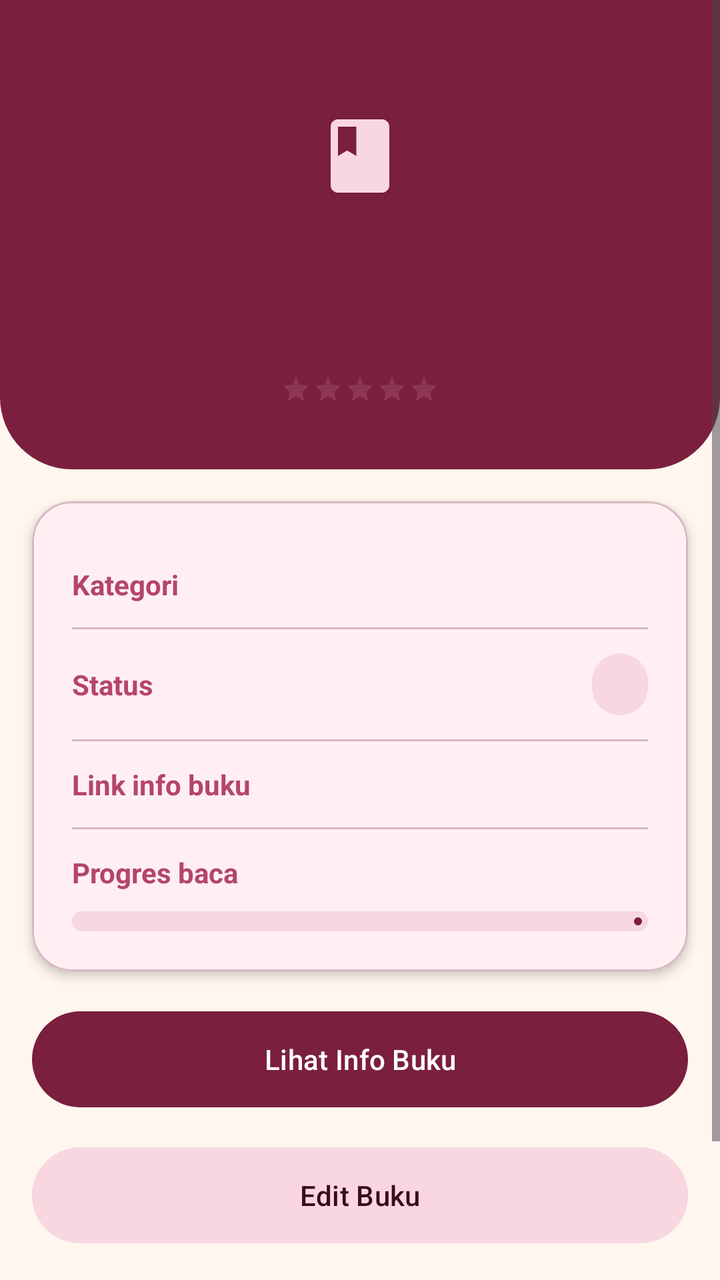
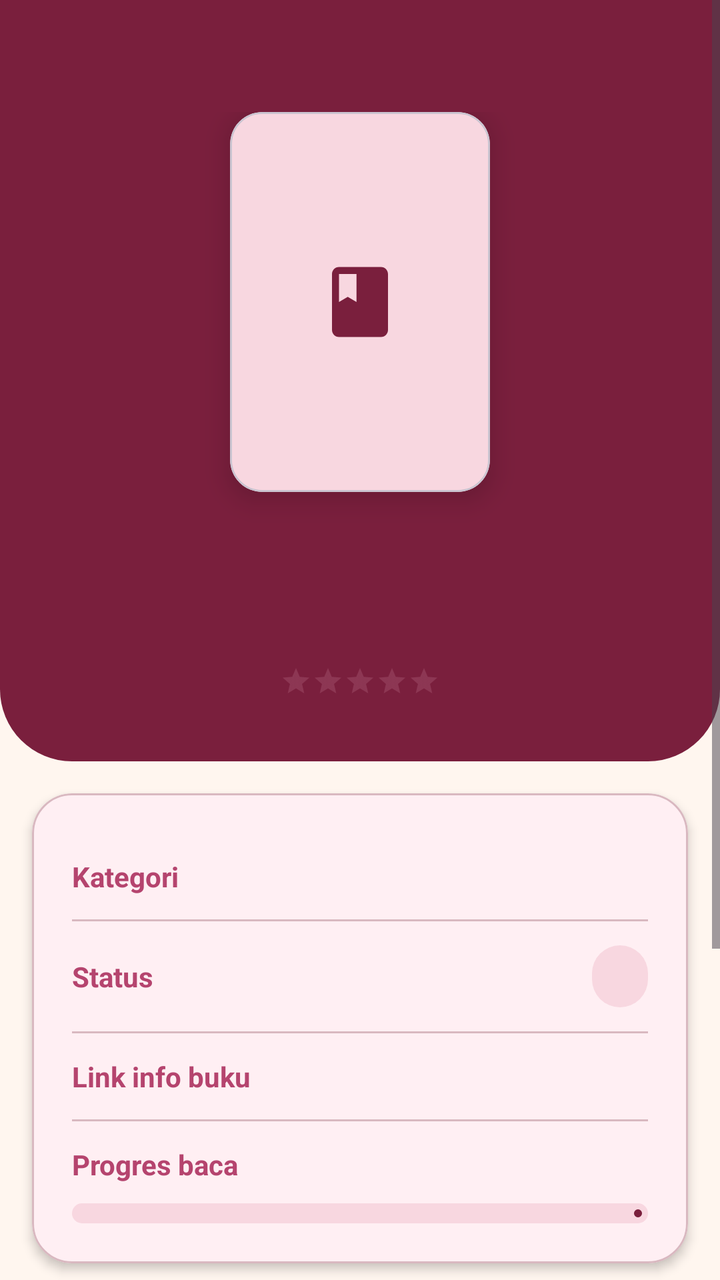

The first picture is an Android layout as it rendered before a commit; the second is the same layout after the commit. The layout source and the unified diff follow.
<!-- AndroidManifest.xml: application theme Theme.KoleksiBacaan -->
<!-- res/layout/activity_book_detail.xml -->
<?xml version="1.0" encoding="utf-8"?>
<ScrollView xmlns:android="http://schemas.android.com/apk/res/android"
    xmlns:app="http://schemas.android.com/apk/res-auto"
    xmlns:tools="http://schemas.android.com/tools"
    android:id="@+id/main"
    android:layout_width="match_parent"
    android:layout_height="match_parent"
    android:background="@color/kb_background"
    android:fillViewport="true"
    tools:context=".BookDetailActivity">

    <LinearLayout
        android:layout_width="match_parent"
        android:layout_height="wrap_content"
        android:orientation="vertical">

        
        <LinearLayout
            android:layout_width="match_parent"
            android:layout_height="wrap_content"
            android:background="@drawable/bg_header"
            android:gravity="center_horizontal"
            android:orientation="vertical"
            android:paddingHorizontal="24dp"
            android:paddingTop="56dp"
            android:paddingBottom="32dp">

            <ImageView
                android:layout_width="44dp"
                android:layout_height="44dp"
                android:importantForAccessibility="no"
                android:src="@drawable/ic_book"
                android:tint="@color/kb_primary_container" />

            <TextView
                android:id="@+id/tvJudul"
                android:layout_width="match_parent"
                android:layout_height="wrap_content"
                android:layout_marginTop="12dp"
                android:fontFamily="serif"
                android:gravity="center"
                android:textColor="@android:color/white"
                android:textSize="26sp"
                android:textStyle="bold" />

            <TextView
                android:id="@+id/tvPenulis"
                android:layout_width="match_parent"
                android:layout_height="wrap_content"
                android:layout_marginTop="4dp"
                android:fontFamily="serif"
                android:gravity="center"
                android:textColor="@color/kb_primary_container"
                android:textSize="16sp"
                android:textStyle="italic" />

            <RatingBar
                android:id="@+id/ratingBar"
                style="?android:attr/ratingBarStyleSmall"
                android:layout_width="wrap_content"
                android:layout_height="wrap_content"
                android:layout_marginTop="14dp"
                android:isIndicator="true"
                android:numStars="5"
                android:progressBackgroundTint="#C27A93"
                android:progressTint="#FFD6E0"
                android:stepSize="0.5" />
        </LinearLayout>

        
        <com.google.android.material.card.MaterialCardView
            style="@style/Widget.Material3.CardView.Elevated"
            android:layout_width="match_parent"
            android:layout_height="wrap_content"
            android:layout_margin="16dp"
            app:cardBackgroundColor="@color/kb_card"
            app:cardCornerRadius="20dp"
            app:cardElevation="3dp"
            app:strokeColor="@color/kb_outline"
            app:strokeWidth="1dp">

            <LinearLayout
                android:layout_width="match_parent"
                android:layout_height="wrap_content"
                android:orientation="vertical"
                android:padding="20dp">

                <LinearLayout
                    android:layout_width="match_parent"
                    android:layout_height="wrap_content"
                    android:gravity="center_vertical"
                    android:orientation="horizontal"
                    android:paddingVertical="12dp">

                    <TextView
                        android:layout_width="0dp"
                        android:layout_height="wrap_content"
                        android:layout_weight="1"
                        android:text="@string/label_kategori"
                        android:textColor="@color/kb_accent"
                        android:textStyle="bold" />

                    <TextView
                        android:id="@+id/tvKategori"
                        android:layout_width="0dp"
                        android:layout_height="wrap_content"
                        android:layout_weight="2"
                        android:gravity="end"
                        android:textColor="@color/kb_on_surface" />
                </LinearLayout>

                <View
                    android:layout_width="match_parent"
                    android:layout_height="1dp"
                    android:background="@color/kb_outline" />

                <LinearLayout
                    android:layout_width="match_parent"
                    android:layout_height="wrap_content"
                    android:gravity="center_vertical"
                    android:orientation="horizontal"
                    android:paddingVertical="12dp">

                    <TextView
                        android:layout_width="0dp"
                        android:layout_height="wrap_content"
                        android:layout_weight="1"
                        android:text="@string/label_status"
                        android:textColor="@color/kb_accent"
                        android:textStyle="bold" />

                    <TextView
                        android:id="@+id/tvStatus"
                        android:layout_width="wrap_content"
                        android:layout_height="wrap_content"
                        android:background="@drawable/bg_badge"
                        android:paddingHorizontal="14dp"
                        android:paddingVertical="6dp"
                        android:textColor="@color/kb_on_primary_container"
                        android:textStyle="bold" />
                </LinearLayout>

                <View
                    android:layout_width="match_parent"
                    android:layout_height="1dp"
                    android:background="@color/kb_outline" />

                <LinearLayout
                    android:layout_width="match_parent"
                    android:layout_height="wrap_content"
                    android:gravity="center_vertical"
                    android:orientation="horizontal"
                    android:paddingVertical="12dp">

                    <TextView
                        android:layout_width="0dp"
                        android:layout_height="wrap_content"
                        android:layout_weight="1"
                        android:text="@string/label_link_info"
                        android:textColor="@color/kb_accent"
                        android:textStyle="bold" />

                    <TextView
                        android:id="@+id/tvLinkInfo"
                        android:layout_width="0dp"
                        android:layout_height="wrap_content"
                        android:layout_weight="2"
                        android:ellipsize="end"
                        android:gravity="end"
                        android:maxLines="2"
                        android:textColor="@color/kb_on_surface" />
                </LinearLayout>

                <View
                    android:layout_width="match_parent"
                    android:layout_height="1dp"
                    android:background="@color/kb_outline" />

                <LinearLayout
                    android:layout_width="match_parent"
                    android:layout_height="wrap_content"
                    android:orientation="vertical"
                    android:paddingTop="12dp">

                    <LinearLayout
                        android:layout_width="match_parent"
                        android:layout_height="wrap_content"
                        android:orientation="horizontal">

                        <TextView
                            android:layout_width="0dp"
                            android:layout_height="wrap_content"
                            android:layout_weight="1"
                            android:text="@string/label_progres"
                            android:textColor="@color/kb_accent"
                            android:textStyle="bold" />

                        <TextView
                            android:id="@+id/tvProgres"
                            android:layout_width="wrap_content"
                            android:layout_height="wrap_content"
                            android:textColor="@color/kb_on_surface" />
                    </LinearLayout>

                    <com.google.android.material.progressindicator.LinearProgressIndicator
                        android:id="@+id/progressBaca"
                        android:layout_width="match_parent"
                        android:layout_height="wrap_content"
                        android:layout_marginTop="10dp"
                        android:max="100"
                        app:indicatorColor="@color/kb_primary"
                        app:trackColor="@color/kb_primary_container"
                        app:trackCornerRadius="6dp"
                        app:trackThickness="10dp" />
                </LinearLayout>
            </LinearLayout>
        </com.google.android.material.card.MaterialCardView>

        
        <Button
            android:id="@+id/btnInfo"
            android:layout_width="match_parent"
            android:layout_height="56dp"
            android:layout_marginHorizontal="16dp"
            android:text="@string/btn_lihat_info" />

        <Button
            android:id="@+id/btnEdit"
            style="@style/Widget.Material3.Button.TonalButton"
            android:layout_width="match_parent"
            android:layout_height="56dp"
            android:layout_marginHorizontal="16dp"
            android:layout_marginTop="12dp"
            android:text="@string/btn_edit" />

        <Button
            android:id="@+id/btnHapus"
            style="@style/Widget.Material3.Button.OutlinedButton"
            android:layout_width="match_parent"
            android:layout_height="56dp"
            android:layout_marginHorizontal="16dp"
            android:layout_marginTop="12dp"
            android:layout_marginBottom="24dp"
            android:text="@string/btn_hapus" />
    </LinearLayout>
</ScrollView>
<!-- resources referenced by this layout -->
<resources>
  <color name="kb_accent">#B5446E</color>
  <color name="kb_background">#FFF6EF</color>
  <color name="kb_card">#FFEFF3</color>
  <color name="kb_on_primary_container">#3B0A1B</color>
  <color name="kb_on_surface">#2B1A1E</color>
  <color name="kb_outline">#D9B8C0</color>
  <color name="kb_primary">#7A1F3D</color>
  <color name="kb_primary_container">#F8D7E0</color>
  <!-- drawable bg_badge (drawable) -->
  <?xml version="1.0" encoding="utf-8"?>
  <shape xmlns:android="http://schemas.android.com/apk/res/android"
      android:shape="rectangle">
      <solid android:color="@color/kb_primary_container" />
      <corners android:radius="50dp" />
  </shape>
  <!-- drawable bg_header (drawable) -->
  <?xml version="1.0" encoding="utf-8"?>
  <shape xmlns:android="http://schemas.android.com/apk/res/android"
      android:shape="rectangle">
      <solid android:color="@color/kb_primary" />
      <corners
          android:bottomLeftRadius="36dp"
          android:bottomRightRadius="36dp" />
  </shape>
  <!-- drawable ic_book (drawable) -->
  <vector xmlns:android="http://schemas.android.com/apk/res/android"
      android:width="24dp"
      android:height="24dp"
      android:viewportWidth="24"
      android:viewportHeight="24">
      <path
          android:fillColor="#FF000000"
          android:pathData="M18,2H6C4.9,2 4,2.9 4,4v16c0,1.1 0.9,2 2,2h12c1.1,0 2,-0.9 2,-2V4C20,2.9 19.1,2 18,2zM6,4h5v8l-2.5,-1.5L6,12V4z" />
  </vector>
  <string name="btn_edit">Edit Buku</string>
  <string name="btn_hapus">Hapus Buku</string>
  <string name="btn_lihat_info">Lihat Info Buku</string>
  <string name="label_kategori">Kategori</string>
  <string name="label_link_info">Link info buku</string>
  <string name="label_progres">Progres baca</string>
  <string name="label_status">Status</string>
  <style name="Theme.KoleksiBacaan" parent="Base.Theme.KoleksiBacaan" />
  <style name="Base.Theme.KoleksiBacaan" parent="Theme.Material3.DayNight.NoActionBar">
          <item name="colorPrimary">@color/kb_primary</item>
          <item name="colorOnPrimary">@color/kb_on_primary</item>
          <item name="colorPrimaryContainer">@color/kb_primary_container</item>
          <item name="colorOnPrimaryContainer">@color/kb_on_primary_container</item>
          <item name="colorSecondaryContainer">@color/kb_primary_container</item>
          <item name="colorOnSecondaryContainer">@color/kb_on_primary_container</item>
          <item name="android:colorBackground">@color/kb_background</item>
          <item name="colorSurface">@color/kb_surface</item>
          <item name="colorOnSurface">@color/kb_on_surface</item>
          <item name="colorOutline">@color/kb_outline</item>
          <item name="android:statusBarColor">@color/kb_background</item>
          <item name="android:windowLightStatusBar">true</item>
          
          
      </style>
  <color name="kb_on_primary">#FFFFFF</color>
  <color name="kb_surface">#FFFBF8</color>
</resources>

<!-- the commit's change to res/layout/activity_book_detail.xml (unified diff, before → after) -->
@@ -25,13 +25,23 @@
             android:paddingTop="56dp"
             android:paddingBottom="32dp">
 
-            <ImageView
-                android:layout_width="44dp"
-                android:layout_height="44dp"
-                android:importantForAccessibility="no"
-                android:src="@drawable/ic_book"
-                android:tint="@color/kb_primary_container" />
-
+            <com.google.android.material.card.MaterialCardView
+                android:layout_width="130dp"
+                android:layout_height="190dp"
+                app:cardBackgroundColor="@color/kb_primary_container"
+                app:cardCornerRadius="16dp"
+                app:cardElevation="8dp">
+
+                <ImageView
+                    android:id="@+id/ivCover"
+                    android:layout_width="match_parent"
+                    android:layout_height="match_parent"
+                    android:contentDescription="@string/label_cover"
+                    android:padding="44dp"
+                    android:scaleType="fitCenter"
+                    android:src="@drawable/ic_book"
+                    app:tint="@color/kb_primary" />
+            </com.google.android.material.card.MaterialCardView>
             <TextView
                 android:id="@+id/tvJudul"
                 android:layout_width="match_parent"
<!-- resource entries referenced after the edit -->
@@ -37,6 +37,7 @@
   <string name="btn_edit">Edit Buku</string>
   <string name="btn_hapus">Hapus Buku</string>
   <string name="btn_lihat_info">Lihat Info Buku</string>
+  <string name="label_cover">Cover buku (opsional)</string>
   <string name="label_kategori">Kategori</string>
   <string name="label_link_info">Link info buku</string>
   <string name="label_progres">Progres baca</string>
